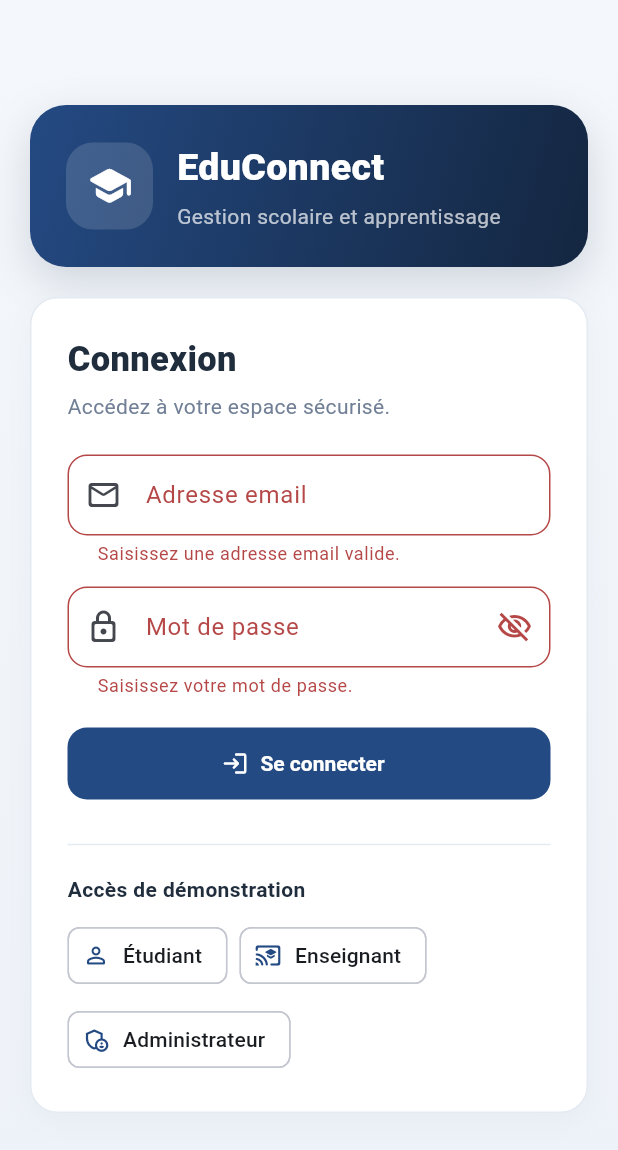
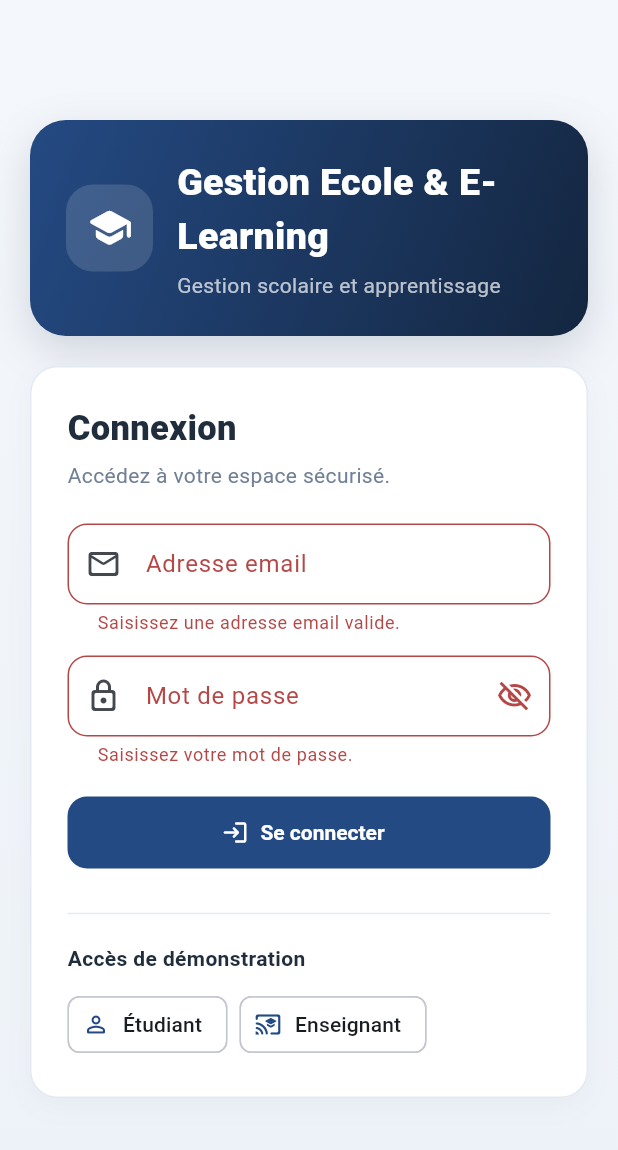
Before and after one commit to augustinidunga/Gestion_D-ecole_et_E_learning_APP_Mobile, a Flutter app: the screen it shows after launch, after a tap on "Se connecter", on a phone screen of 412 x 824 dp. Shown: the top 1150 px of the screen. Run offline on Flutter 3.47's test engine with Material 3 defaults, Android fonts, the phone set to English and light mode, and no system bars; accounts and stored records are empty.

Commit message:
update theme.dart and login_screen.dart

```diff
--- a/lib/core/theme.dart
+++ b/lib/core/theme.dart
@@ -1,7 +1,7 @@
 import 'package:flutter/material.dart';
 
 class AppConfig {
-  static const appName = 'EduConnect';
+  static const appName = 'Gestion Ecole & E-Learning ';
   static const currency = 'USD';
 }
 
--- a/lib/features/auth/login_screen.dart
+++ b/lib/features/auth/login_screen.dart
@@ -248,14 +248,14 @@ class _LoginScreenState extends State<LoginScreen> {
                                       onPressed: () =>
                                           _fill('prof@ecole.edu', 'prof123'),
                                     ),
-                                    ActionChip(
-                                      avatar: const Icon(
-                                          Icons.admin_panel_settings_outlined,
-                                          size: 18),
-                                      label: const Text('Administrateur'),
-                                      onPressed: () => _fill(
-                                          'admin@ecole.edu', 'admin123'),
-                                    ),
+                                    //ActionChip(
+                                     // avatar: const Icon(
+                                          //Icons.admin_panel_settings_outlined,
+                                          //size: 18),
+                                      //label: const Text('Administrateur'),
+                                      //onPressed: () => _fill(
+                                         // 'admin@ecole.edu', 'admin123'),
+                                    //),
                                   ],
                                 ),
                               ],
```
